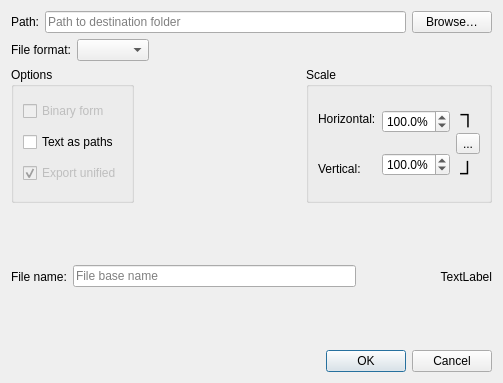
dismine/valentina, file src/app/puzzle/dialogs/dialogsavemanuallayout.ui: the form before one commit.
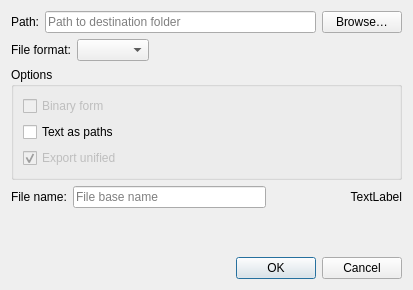
The form after the commit. Icons and pictures are not drawn.

Commit message: Correct scale when export tiled PDF.

What changed in the file:
```diff
--- a/src/app/puzzle/dialogs/dialogsavemanuallayout.ui
+++ b/src/app/puzzle/dialogs/dialogsavemanuallayout.ui
@@ -6,8 +6,8 @@
    <rect>
     <x>0</x>
     <y>0</y>
-    <width>503</width>
-    <height>383</height>
+    <width>413</width>
+    <height>290</height>
    </rect>
   </property>
   <property name="windowTitle">
@@ -144,155 +144,6 @@
        </layout>
       </widget>
      </item>
-     <item>
-      <spacer name="horizontalSpacer_6">
-       <property name="orientation">
-        <enum>Qt::Horizontal</enum>
-       </property>
-       <property name="sizeHint" stdset="0">
-        <size>
-         <width>40</width>
-         <height>20</height>
-        </size>
-       </property>
-      </spacer>
-     </item>
-     <item>
-      <widget class="QGroupBox" name="groupBoxScale_2">
-       <property name="title">
-        <string>Scale</string>
-       </property>
-       <layout class="QHBoxLayout" name="horizontalLayout_12">
-        <item>
-         <layout class="QVBoxLayout" name="verticalLayout_6">
-          <item>
-           <widget class="QLabel" name="label_11">
-            <property name="text">
-             <string>Horizontal:</string>
-            </property>
-           </widget>
-          </item>
-          <item>
-           <widget class="QLabel" name="label_12">
-            <property name="text">
-             <string>Vertical:</string>
-            </property>
-           </widget>
-          </item>
-         </layout>
-        </item>
-        <item>
-         <layout class="QVBoxLayout" name="verticalLayout_7">
-          <item>
-           <widget class="QDoubleSpinBox" name="doubleSpinBoxHorizontalScale">
-            <property name="suffix">
-             <string notr="true">%</string>
-            </property>
-            <property name="decimals">
-             <number>1</number>
-            </property>
-            <property name="minimum">
-             <double>1.000000000000000</double>
-            </property>
-            <property name="maximum">
-             <double>300.000000000000000</double>
-            </property>
-            <property name="singleStep">
-             <double>0.100000000000000</double>
-            </property>
-            <property name="value">
-             <double>100.000000000000000</double>
-            </property>
-           </widget>
-          </item>
-          <item>
-           <widget class="QDoubleSpinBox" name="doubleSpinBoxVerticalScale">
-            <property name="suffix">
-             <string notr="true">%</string>
-            </property>
-            <property name="decimals">
-             <number>1</number>
-            </property>
-            <property name="minimum">
-             <double>1.000000000000000</double>
-            </property>
-            <property name="maximum">
-             <double>300.000000000000000</double>
-            </property>
-            <property name="singleStep">
-             <double>0.100000000000000</double>
-            </property>
-            <property name="value">
-             <double>100.000000000000000</double>
-            </property>
-           </widget>
-          </item>
-         </layout>
-        </item>
-        <item>
-         <layout class="QVBoxLayout" name="verticalLayout_8">
-          <property name="spacing">
-           <number>1</number>
-          </property>
-          <property name="leftMargin">
-           <number>0</number>
-          </property>
-          <property name="bottomMargin">
-           <number>0</number>
-          </property>
-          <item>
-           <widget class="QLabel" name="label_13">
-            <property name="font">
-             <font>
-              <pointsize>10</pointsize>
-             </font>
-            </property>
-            <property name="text">
-             <string notr="true">&lt;html&gt;&lt;head/&gt;&lt;body&gt;&lt;p&gt;&lt;span style=&quot; font-size:16pt;&quot;&gt;┐&lt;/span&gt;&lt;/p&gt;&lt;/body&gt;&lt;/html&gt;</string>
-            </property>
-            <property name="alignment">
-             <set>Qt::AlignCenter</set>
-            </property>
-           </widget>
-          </item>
-          <item alignment="Qt::AlignHCenter">
-           <widget class="QToolButton" name="toolButtonScaleConnected">
-            <property name="minimumSize">
-             <size>
-              <width>0</width>
-              <height>0</height>
-             </size>
-            </property>
-            <property name="text">
-             <string notr="true">...</string>
-            </property>
-            <property name="icon">
-             <iconset resource="../../../libs/vmisc/share/resources/icon.qrc">
-              <normaloff>:/icon/32x32/link.png</normaloff>:/icon/32x32/link.png</iconset>
-            </property>
-            <property name="iconSize">
-             <size>
-              <width>32</width>
-              <height>32</height>
-             </size>
-            </property>
-            <property name="popupMode">
-             <enum>QToolButton::DelayedPopup</enum>
-            </property>
-           </widget>
-          </item>
-          <item alignment="Qt::AlignHCenter">
-           <widget class="QLabel" name="label_14">
-            <property name="text">
-             <string notr="true">&lt;html&gt;&lt;head/&gt;&lt;body&gt;&lt;p&gt;&lt;span style=&quot; font-size:16pt; font-weight:600;&quot;&gt;┘&lt;/span&gt;&lt;/p&gt;&lt;/body&gt;&lt;/html&gt;</string>
-            </property>
-           </widget>
-          </item>
-         </layout>
-        </item>
-       </layout>
-      </widget>
-     </item>
     </layout>
    </item>
    <item>
@@ -356,6 +207,19 @@
      </item>
     </layout>
    </item>
+   <item>
+    <spacer name="verticalSpacer">
+     <property name="orientation">
+      <enum>Qt::Vertical</enum>
+     </property>
+     <property name="sizeHint" stdset="0">
+      <size>
+       <width>20</width>
+       <height>40</height>
+      </size>
+     </property>
+    </spacer>
+   </item>
    <item>
     <widget class="QDialogButtonBox" name="buttonBox">
      <property name="orientation">
```
Left out of the diff: 4 changed lines with no effect on the pictures. The commit also changes 15 other files.
